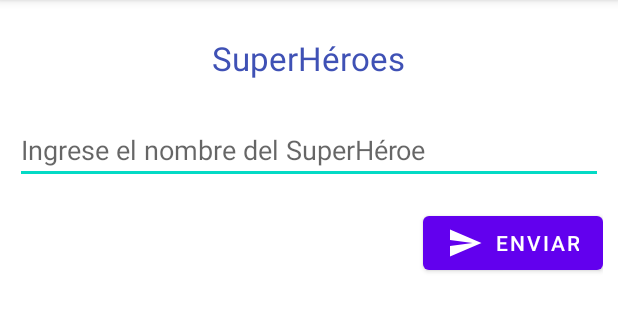
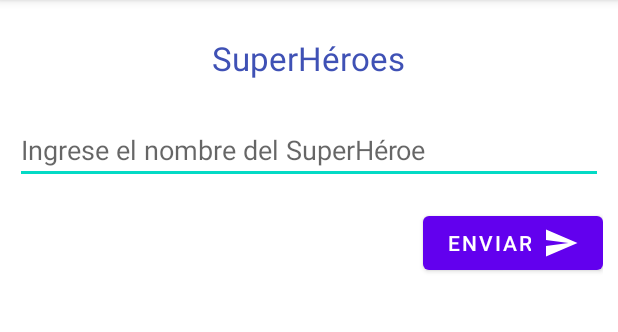
Before and after one commit to julian-dominguez/DAM_Task-01, an Android app: the screen it shows after launch (MainActivity), on a phone screen of 412 x 824 dp, the part 84-416 px from its top. Run offline under Robolectric (Android 15) with nearby library versions, the phone set to English and light mode, and no system bars.

Commit message:
Se corrigen Warnings de la interfaz gráfica

```diff
--- a/app/src/main/res/layout/activity_main.xml
+++ b/app/src/main/res/layout/activity_main.xml
@@ -24,7 +24,9 @@
         android:id="@+id/et_nameHeroe"
         android:layout_width="match_parent"
         android:layout_height="wrap_content"
-        android:hint="@string/hint_superheroe"/>
+        android:hint="@string/hint_superheroe"
+        android:inputType="text"
+        android:autofillHints="" />
 
     <Button
         android:id="@+id/btn_send"
@@ -32,9 +34,10 @@
         android:layout_height="wrap_content"
         android:text="@string/btn_send"
         android:gravity="center"
-        android:layout_gravity="right"
+        android:layout_gravity="end"
         android:layout_marginTop="@dimen/margin_btn"
-        android:drawableLeft="@drawable/ic_baseline_send_24" />
+        android:drawableEnd="@drawable/ic_baseline_send_24"
+        tools:ignore="RtlHardcoded" />
 
 
 </LinearLayout>
```
